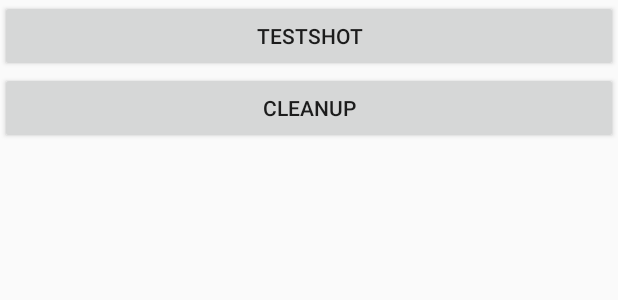
After one commit to muojp/sync-memories, an Android app: the layout frag_controllers.xml on its own in the app's theme, with its tools: preview values and no code run, on a phone screen of 412 x 824 dp. The commit adds this screen. Shown: the top 300 px of the screen. Run offline under Robolectric (Android 15) with nearby library versions, the light colour scheme and no system bars.

Commit message:
Finally things get functional!

```diff
--- a/app/src/main/java/jp/muo/syncmemories/MainActivity.kt
+++ b/app/src/main/java/jp/muo/syncmemories/MainActivity.kt
@@ -19,9 +19,10 @@ class MainActivity : AppCompatActivity() {
         super.onCreate(savedInstanceState)
         supportFragmentManager
             .beginTransaction()
-            .replace(R.id.fragment_holder, SettingsFragment())
+            .replace(R.id.fragment_settings, SettingsFragment())
+            .replace(R.id.fragment_controllers, ControllersFragment())
             .commit()
         setContentView(R.layout.activity_main)
-        PicturesSyncService.invoke(this)
+//        PicturesSyncService.invoke(this)
     }
 }
--- /dev/null
+++ b/app/src/main/res/layout/frag_controllers.xml
@@ -0,0 +1,19 @@
+<?xml version="1.0" encoding="utf-8"?>
+<LinearLayout xmlns:android="http://schemas.android.com/apk/res/android"
+    android:layout_width="match_parent"
+    android:layout_height="match_parent"
+    android:orientation="vertical">
+
+    <Button
+        android:id="@+id/btn_testshot"
+        android:layout_width="match_parent"
+        android:layout_height="wrap_content"
+        android:text="Testshot" />
+
+    <Button
+        android:id="@+id/btn_cleanup"
+        android:layout_width="match_parent"
+        android:layout_height="wrap_content"
+        android:text="Cleanup" />
+
+</LinearLayout>
```
Also changed, not shown: app/src/main/java/jp/muo/syncmemories/ControllersFragment.kt (added, +30 -0 lines), app/src/main/java/jp/muo/syncmemories/PictureSyncService.kt (+19 -21 lines), app/src/main/res/layout/activity_main.xml (+4 -4 lines).
